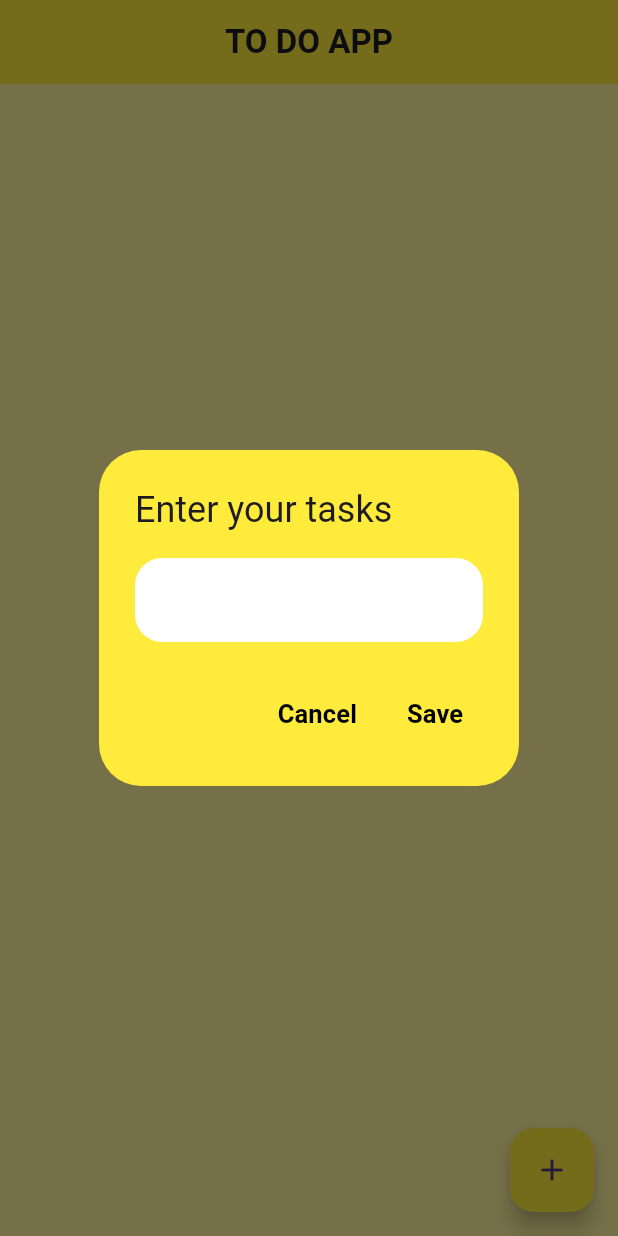
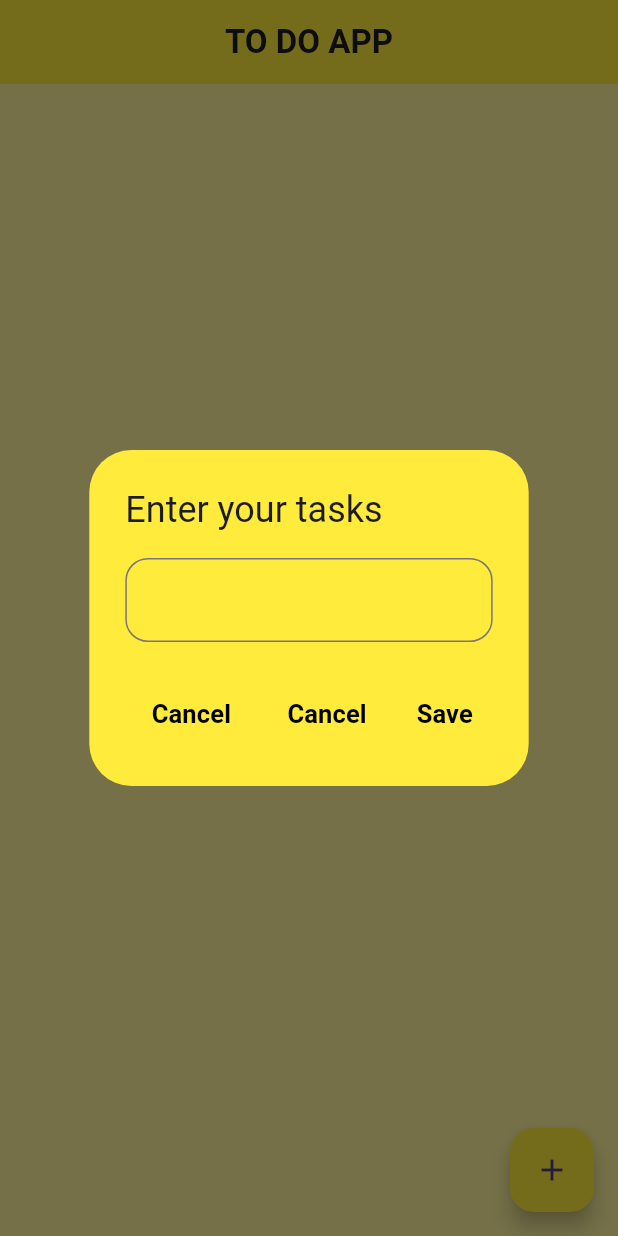
Before and after one commit to sohasara/To-Do, a Flutter app: the screen it shows after launch, after a tap on the "add" icon, on a phone screen of 412 x 824 dp. Run offline on Flutter 3.47's test engine with Material 3 defaults, Android fonts, the phone set to English and light mode, and no system bars; our stand-ins replace flutter_riverpod.

Commit message:
modify home

```diff
--- a/lib/ui/home_page.dart
+++ b/lib/ui/home_page.dart
@@ -24,15 +24,23 @@ class Home extends ConsumerWidget {
                 content: TextField(
                   controller: taskController,
                   decoration: InputDecoration(
-                    filled: true,
-                    fillColor: Colors.white,
                     border: OutlineInputBorder(
-                      borderSide: BorderSide.none,
-                      borderRadius: BorderRadius.circular(18),
+                      borderRadius: BorderRadius.circular(15),
                     ),
                   ),
                 ),
                 actions: [
+                  MaterialButton(
+                    onPressed: () {},
+                    child: const Text(
+                      'Cancel',
+                      style: TextStyle(
+                        fontSize: 17,
+                        color: Colors.black,
+                        fontWeight: FontWeight.bold,
+                      ),
+                    ),
+                  ),
                   TextButton(
                     onPressed: () {
                       Navigator.of(context).pop();
```
